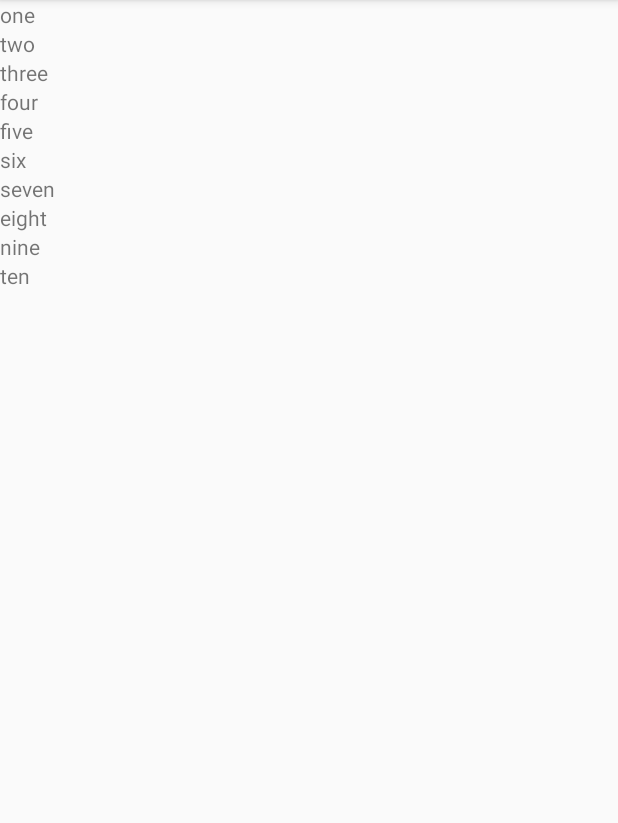
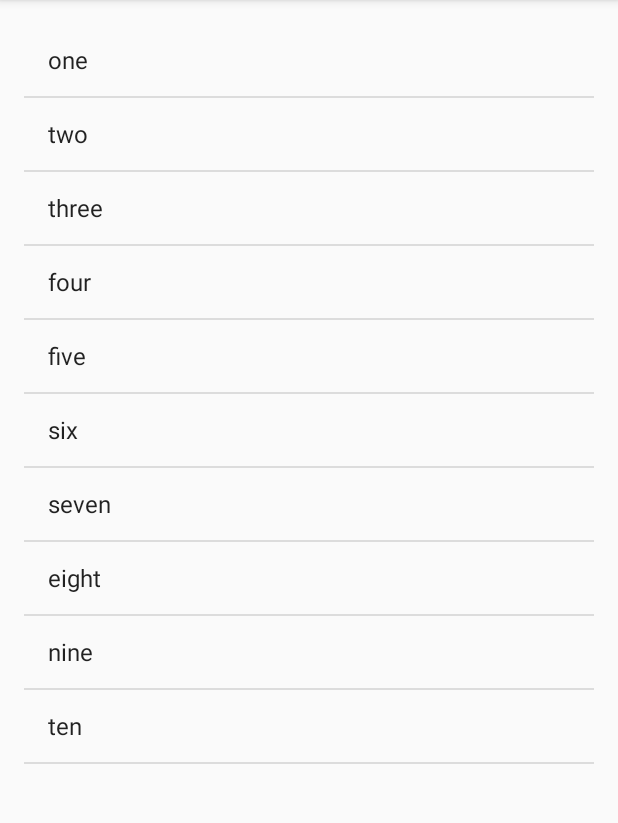
Before and after one commit to TerryGlen/MiwokApp, an Android app: the NumbersActivity screen opened directly, with no data from a screen before it, on a phone screen of 412 x 824 dp, the part 84-907 px from its top. Run offline under Robolectric (Android 15) with nearby library versions, the phone set to English and light mode, and no system bars.

Commit message:
Android Basics 2:20

```diff
--- a/app/src/main/java/com/example/android/miwok/NumbersActivity.java
+++ b/app/src/main/java/com/example/android/miwok/NumbersActivity.java
@@ -5,7 +5,9 @@
 import android.os.Bundle;
 import android.util.Log;
 import android.view.View;
+import android.widget.ArrayAdapter;
 import android.widget.LinearLayout;
+import android.widget.ListView;
 import android.widget.TextView;
 import android.widget.Toast;
 
@@ -29,20 +31,18 @@
         words.add("eight");
         words.add("nine");
         words.add("ten");
+        ArrayAdapter<String>    itemsAdapter = new ArrayAdapter<String>(this, android.R.layout.simple_list_item_1, words);
+        ListView listView = findViewById(R.id.list);
+        listView.setAdapter(itemsAdapter);
+
+
 
         for( int i = 0 ; i < words.size(); i++ ){
         Log.v("NumbersArray", "Word at index " + i +": " + words.get(i));}
 
         //Find the rootview of the NumbersActivity
-        LinearLayout rootView = findViewById(R.id.rootView);
 
-        for (int i = 0; i < words.size() ; i++){
-            TextView wordView = new TextView(this);
-            wordView.setText(words.get(i));
-            //Add child view to Root view
-            rootView.addView(wordView);
 
-        }
 
 
     }
--- a/app/src/main/res/layout/activity_numbers.xml
+++ b/app/src/main/res/layout/activity_numbers.xml
@@ -1,10 +1,12 @@
 <?xml version="1.0" encoding="utf-8"?>
-<LinearLayout xmlns:android="http://schemas.android.com/apk/res/android"
-    xmlns:app="http://schemas.android.com/apk/res-auto"
+<ListView xmlns:android="http://schemas.android.com/apk/res/android"
     xmlns:tools="http://schemas.android.com/tools"
+    android:id="@+id/list"
+    android:orientation="vertical"
     android:layout_width="match_parent"
     android:layout_height="match_parent"
-    tools:context=".NumbersActivity"
-    android:orientation="vertical"
-    android:id="@+id/rootView">
-</LinearLayout>
+    android:paddingBottom="@dimen/activity_vertical_margin"
+    android:paddingLeft="@dimen/activity_horizontal_margin"
+    android:paddingRight="@dimen/activity_horizontal_margin"
+    android:paddingTop="@dimen/activity_vertical_margin"
+    tools:context="com.example.android.miwok.NumbersActivity"/>
```
